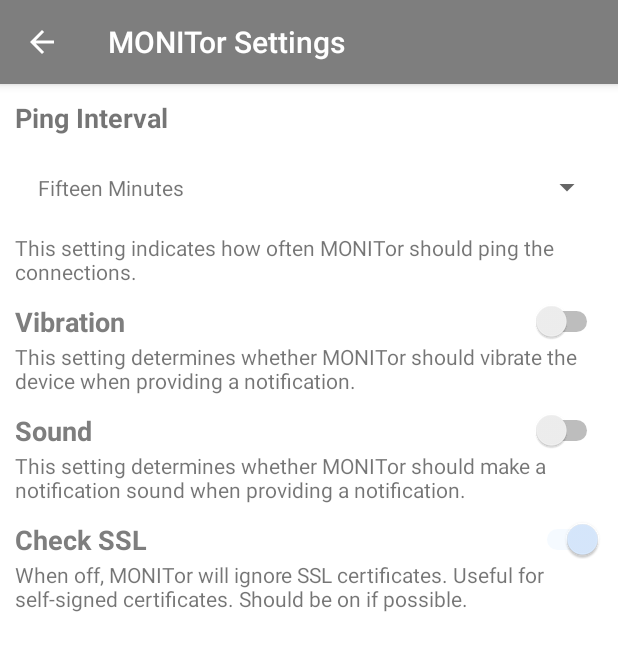
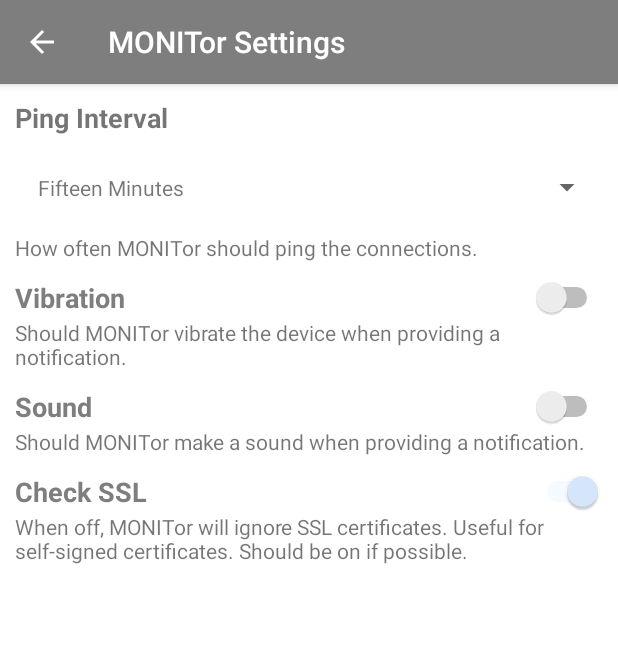
Before and after one commit to kjpc-tech/MONITor, an Android app: the MONITorSettingsActivity screen opened directly, with no data from a screen before it, on a phone screen of 412 x 824 dp. Shown: the top 651 px of the screen. Run offline under Robolectric (Android 15) with nearby library versions, the phone set to English and light mode, and no system bars.

Commit message:
Shorter settings help.

```diff
--- a/app/src/main/res/values/strings.xml
+++ b/app/src/main/res/values/strings.xml
@@ -13,7 +13,7 @@
 
     <string name="activity_monitor_settings_title">MONITor Settings</string>
     <string name="monitor_settings_ping_title">Ping Interval</string>
-    <string name="monitor_settings_ping_help">This setting indicates how often MONITor should ping the connections.</string>
+    <string name="monitor_settings_ping_help">How often MONITor should ping the connections.</string>
     <string-array name="monitor_settings_ping_options">
         <item>Fifteen Minutes</item>
         <item>Half Hour</item>
@@ -22,9 +22,9 @@
         <item>Day</item>
     </string-array>
     <string name="monitor_settings_vibration_title">Vibration</string>
-    <string name="monitor_settings_vibration_help">This setting determines whether MONITor should vibrate the device when providing a notification.</string>
+    <string name="monitor_settings_vibration_help">Should MONITor vibrate the device when providing a notification.</string>
     <string name="monitor_settings_sound_title">Sound</string>
-    <string name="monitor_settings_sound_help">This setting determines whether MONITor should make a notification sound when providing a notification.</string>
+    <string name="monitor_settings_sound_help">Should MONITor make a sound when providing a notification.</string>
     <string name="monitor_settings_check_ssl_title">Check SSL</string>
     <string name="monitor_settings_check_ssl_help">When off, MONITor will ignore SSL certificates. Useful for self-signed certificates. Should be on if possible.</string>
 
```
